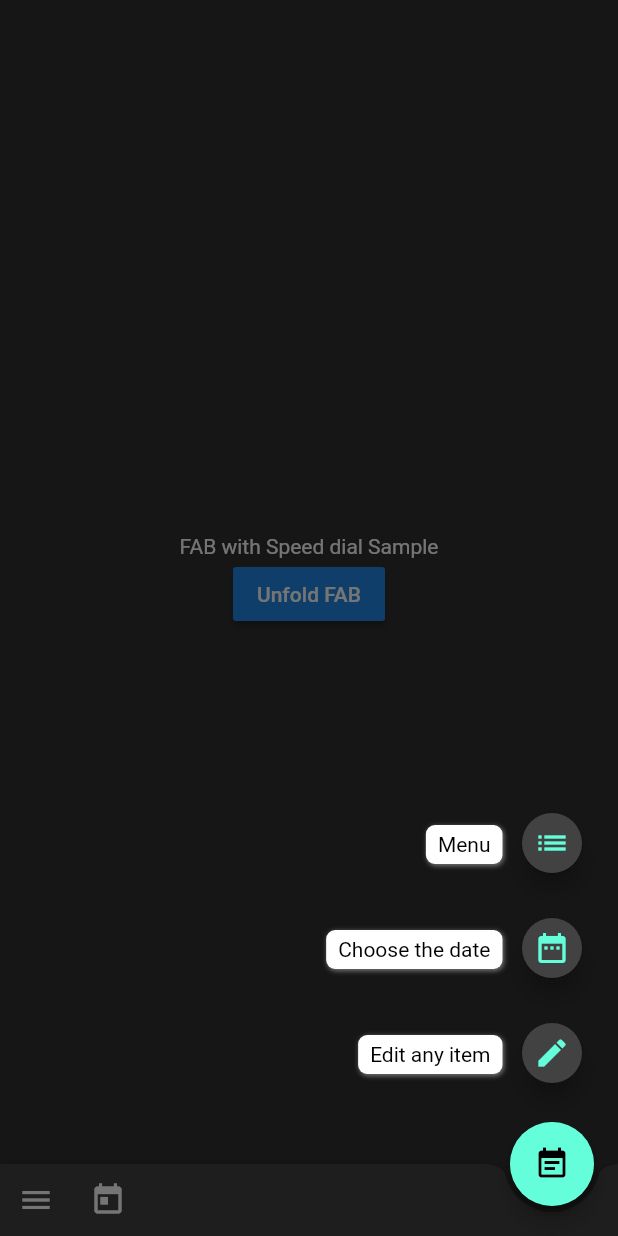
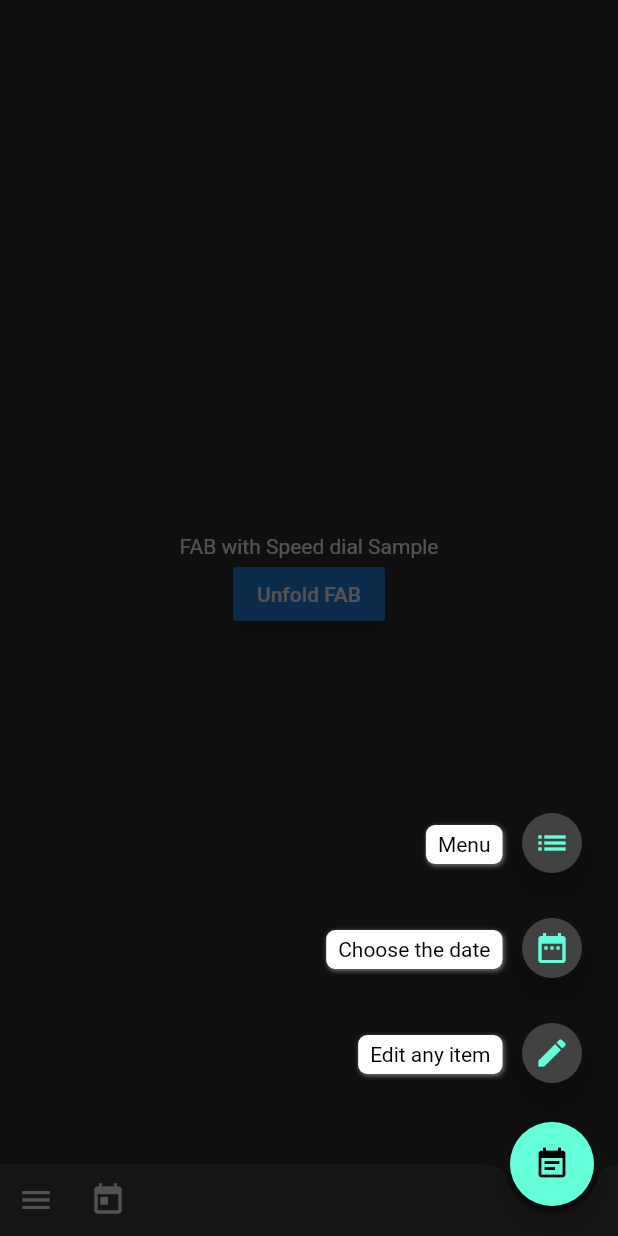
Before and after one commit to fysoul17/flutter_speed_dial_material_design, a Flutter app: the screen it shows after launch, after a tap on the "event note" icon, on a phone screen of 412 x 824 dp. Run offline on Flutter 3.47's test engine with Material 2 defaults, Android fonts, the phone set to English and light mode, and no system bars.

Commit message:
* Created backgroundColor property for floating button * Created foregroundColor property for floating button * Created backgroundColor property for action button * Created foregroundColor property for action button * Created screenColor to background overlay when speed dial is unfolded * Created label position property so the label can be on the right or on left of the action button

````diff
--- a/example/lib/main.dart
+++ b/example/lib/main.dart
@@ -47,7 +47,11 @@ class _MyPageState extends State<MyPage> {
   Widget _buildFloatingActionButton() {
     final TextStyle customStyle = TextStyle(inherit: false, color: Colors.black);
     final icons = [
-      SpeedDialAction(child: Icon(Icons.mode_edit), label: Text('Edit any item', style: customStyle)),
+      SpeedDialAction(
+        //backgroundColor: Colors.green,
+        //foregroundColor: Colors.yellow,
+        child: Icon(Icons.mode_edit),
+        label: Text('Edit any item', style: customStyle)),
       SpeedDialAction(child: Icon(Icons.date_range), label: Text('Choose the date', style: customStyle)),
       SpeedDialAction(child: Icon(Icons.list), label: Text('Menu', style: customStyle)),
     ];
@@ -55,11 +59,14 @@ class _MyPageState extends State<MyPage> {
     return SpeedDialFloatingActionButton(
       actions: icons,
       childOnFold: Icon(Icons.event_note, key: UniqueKey()),
+      screenColor: Colors.black.withOpacity(0.3),
       //childOnUnfold: Icon(Icons.add),
       useRotateAnimation: false,
       onAction: _onSpeedDialAction,
       controller: _controller,
       isDismissible: true,
+      //backgroundColor: Colors.yellow,
+      //foregroundColor: Colors.blue,
     );
   }
 
--- a/lib/src/flutter_speed_dial_material_design.dart
+++ b/lib/src/flutter_speed_dial_material_design.dart
@@ -20,7 +20,7 @@ class SpeedDialFloatingActionButton extends StatelessWidget {
   ///
   /// The [childOnFold] must not be null. Additionally,
   /// if [childOnUnfold] is specified, two widgets([childOnFold] and [childOnUnfold]) will be switched with animation when speed dial is opened/closed.
-
+  ///
   /// NOTE: In order to apply fade transition between [childOnFold] and [childOnUnfold], make sure one of those has Key field. (eg. ValueKey<int>(value) or UniqueKey()).
   ///       As we using AnimatedSwitcher for transition animation, no key with same type of child will perform no animation. It is AnimatedSwitcher's behaviour.
   SpeedDialFloatingActionButton({
@@ -29,9 +29,13 @@ class SpeedDialFloatingActionButton extends StatelessWidget {
       @required this.childOnFold,
       this.childOnUnfold,
       this.useRotateAnimation = false,
+      this.backgroundColor,
+      this.foregroundColor,
+      this.screenColor,
       this.animationDuration = 250,
       this.controller,
       this.isDismissible = false,
+      this.labelPosition
   });
 
   final List<SpeedDialAction> actions;
@@ -42,6 +46,38 @@ class SpeedDialFloatingActionButton extends StatelessWidget {
   final bool useRotateAnimation;
   final SpeedDialController controller;
   final bool isDismissible;
+
+  /// The floating button's background color.
+  ///
+  /// If this property is null, then the [Theme]'s
+  /// [ThemeData.floatingActionButtonTheme.backgroundColor] is used. If that
+  /// property is also null, then the [Theme]'s
+  /// [ThemeData.colorScheme.secondary] color is used.
+  final Color backgroundColor;
+
+  /// The floating button's foreground color.
+  ///
+  /// If this property is null, then the [Theme]'s
+  /// [ThemeData.floatingActionButtonTheme.foregroundColor] is used. If that
+  /// property is also null, then the [Theme]'s
+  /// [ThemeData.colorScheme.onSecondary] color is used.
+  final Color foregroundColor;
+
+  /// The screen background color when the speed dial is unfolded.
+  ///
+  /// If this property is null, then the background will be transparent.
+  /// Tip: use the opacity property to create semi-transparent backgrounds. Example:
+  /// ```dart
+  /// screenColor: Colors.black.withOpacity(0.2)
+  /// ```
+  final Color screenColor;
+
+  /// Define if the action's labels will be at the left or at the right of their action button.
+  ///
+  /// If this property is null, then the label position will obey the following rule:
+  /// when the floating button is positioned before the middle of the display (on the x axis), the label will be at the right of the action button,
+  /// otherwise the label will be at the left of the action button.
+  final LabelPosition labelPosition;
 
   @override
   Widget build(BuildContext context) {
@@ -56,8 +92,12 @@ class SpeedDialFloatingActionButton extends StatelessWidget {
           childOnUnfold: childOnUnfold,
           animationDuration: animationDuration,
           useRotateAnimation: useRotateAnimation,
+          backgroundColor: backgroundColor,
+          foregroundColor: foregroundColor,
+          screenColor: screenColor,
           isDismissible: isDismissible,
           offset: Offset(offset.dx, offset.dy),
+          labelPosition: labelPosition,
         );
       },
       child: FloatingActionButton(onPressed: () {}),
@@ -66,10 +106,27 @@ class SpeedDialFloatingActionButton extends StatelessWidget {
 }
 
 class SpeedDialAction {
-  SpeedDialAction({this.child, this.label});
+  SpeedDialAction({
+      this.child,
+      this.label,
+      this.backgroundColor,
+      this.foregroundColor
+  });
 
   final Widget child;
   final Widget label;
+
+  /// The action button's background color.
+  ///
+  /// If this property is null, then the [Theme]'s
+  /// [ThemeData.cardColor] is used.
+  final Color backgroundColor;
+
+  /// The action button's foreground color.
+  ///
+  /// If this property is null, then the [Theme]'s
+  /// [ThemeData.accentColor] is used.
+  final Color foregroundColor;
 }
 
 class SpeedDial extends StatefulWidget {
@@ -80,9 +137,13 @@ class SpeedDial extends StatefulWidget {
     this.childOnUnfold,
     this.animationDuration,
     this.useRotateAnimation,
+    this.backgroundColor,
+    this.foregroundColor,
+    this.screenColor,
     this.controller,
     this.isDismissible,
     this.offset,
+    this.labelPosition,
   });
 
   final SpeedDialController controller;
@@ -92,8 +153,12 @@ class SpeedDial extends StatefulWidget {
   final Widget childOnUnfold;
   final int animationDuration;
   final bool useRotateAnimation;
+  final Color screenColor;
+  final Color backgroundColor;
+  final Color foregroundColor;
   final bool isDismissible;
   final Offset offset;
+  final LabelPosition labelPosition;
 
   @override
   State createState() => _SpeedDialState();
@@ -129,8 +194,14 @@ class _SpeedDialState extends State<SpeedDial> with TickerProviderStateMixin {
     final double hButtom = 28; // button height
 
     double start;
-    if (widget.offset.dx > (fullsize.width / 2)) {
-      start = fullsize.width - (widget.offset.dx + wButton);
+    LabelPosition labelPosition = widget.labelPosition;
+    if (labelPosition == null) {
+      labelPosition = widget.offset.dx > (fullsize.width / 2)
+          ? LabelPosition.Left
+          : LabelPosition.Right;
+    }
+    if (labelPosition == LabelPosition.Right) {
+      start = widget.offset.dx - wButton;
     } else {
       start = fullsize.width - widget.offset.dx - wButton;
     }
@@ -142,19 +213,61 @@ class _SpeedDialState extends State<SpeedDial> with TickerProviderStateMixin {
       bottom = fullsize.height + (widget.offset.dy.abs() - hButtom);
     }
 
+    return widget.screenColor != null
+        ? _buildActionsWithOverlay(bottom, start, labelPosition)
+        : _buildActionsWithoutOverlay(bottom, start, labelPosition);
+  }
+
+  Widget _buildActionsWithOverlay([
+        double bottom,
+        double start,
+        LabelPosition labelPosition
+  ]) {
+    var screenColorSequence = TweenSequence<Color>([
+      TweenSequenceItem(
+          weight: 1.0,
+          tween: ColorTween(
+              begin: Color.fromARGB(0, 0, 0, 0), end: widget.screenColor))
+    ]);
+
+    return AnimatedBuilder(
+        animation: _controller,
+        builder: (context, child) {
+          if (_controller.isDismissed == false)
+            return GestureDetector(
+                onTap: toggle,
+                child: Container(
+                    color: screenColorSequence
+                        .evaluate(AlwaysStoppedAnimation(_controller.value)),
+                    child: _buildActionsWithoutOverlay(
+                        bottom, start, labelPosition)));
+          else
+            return _buildActionsWithoutOverlay(bottom, start, labelPosition);
+        });
+  }
+
+  Widget _buildActionsWithoutOverlay([
+        double bottom,
+        double start,
+        LabelPosition labelPosition
+  ]) {
     return Stack(
       fit: StackFit.expand,
       children: <Widget>[
         Positioned.directional(
-          textDirection: TextDirection.rtl,
+          textDirection: labelPosition == LabelPosition.Left
+              ? TextDirection.rtl
+              : TextDirection.ltr,
           bottom: bottom,
           start: start,
           child: Column(
             mainAxisAlignment: MainAxisAlignment.end,
-            crossAxisAlignment: CrossAxisAlignment.end,
+            crossAxisAlignment: labelPosition == LabelPosition.Left
+                ? CrossAxisAlignment.end
+                : CrossAxisAlignment.start,
             mainAxisSize: MainAxisSize.min,
             children: List.generate(widget.actions.length, (int index) {
-              return _buildChild(index);
+              return _buildChild(index, labelPosition);
             }).reversed.toList()
               ..add(
                 _buildFab(),
@@ -165,15 +278,23 @@ class _SpeedDialState extends State<SpeedDial> with TickerProviderStateMixin {
     );
   }
 
-  Widget _buildChild(int index) {
-    Color backgroundColor = Theme.of(context).cardColor;
-    Color foregroundColor = Theme.of(context).accentColor;
+  Widget _buildChild(int index, LabelPosition labelPosition) {
+    List<Widget> rowChildren = [
+      _buildLabelAction(index),
+      _buildChildAction(index),
+    ];
 
     return Row(
       mainAxisAlignment: MainAxisAlignment.end,
       mainAxisSize: MainAxisSize.min,
-      children: <Widget>[
-        FadeTransition(
+      children: labelPosition == LabelPosition.Left
+                ? rowChildren
+                : rowChildren.reversed.toList()
+    );
+  }
+
+  Widget _buildLabelAction(int index) {
+    return FadeTransition(
       opacity: Tween<double>(begin: 0, end: 1).animate(_controller),
       child: widget.actions[index].label != null
           ? Container(
@@ -193,8 +314,16 @@ class _SpeedDialState extends State<SpeedDial> with TickerProviderStateMixin {
               child: widget.actions[index].label,
             )
           : Container(),
-        ),
-        Container(
+    );
+  }
+
+  Widget _buildChildAction(int index) {
+    Color backgroundColor =
+        widget.actions[index].backgroundColor ?? Theme.of(context).cardColor;
+    Color foregroundColor =
+        widget.actions[index].foregroundColor ?? Theme.of(context).accentColor;
+
+    return Container(
       height: 70.0,
       width: 56.0,
       alignment: FractionalOffset.topCenter,
@@ -212,14 +341,14 @@ class _SpeedDialState extends State<SpeedDial> with TickerProviderStateMixin {
           onPressed: () => _onAction(index),
         ),
       ),
-        ),
-      ],
     );
   }
 
   Widget _buildFab() {
     return FloatingActionButton(
       onPressed: toggle,
+      backgroundColor: widget.backgroundColor,
+      foregroundColor: widget.foregroundColor,
       child: AnimatedBuilder(
           animation: _controller,
           builder: (context, child) {
@@ -293,3 +422,5 @@ class _SpeedDialState extends State<SpeedDial> with TickerProviderStateMixin {
     }
   }
 }
+
+enum LabelPosition { Left, Right }
````
Lines whose indentation alone changed are shown as unchanged.
